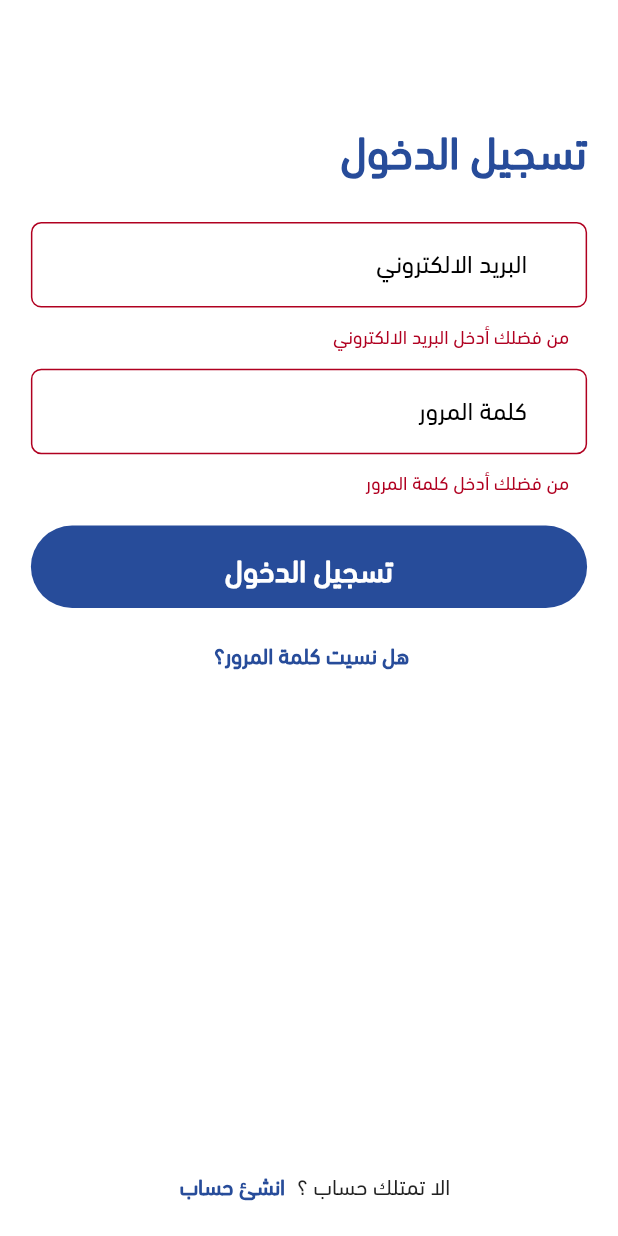
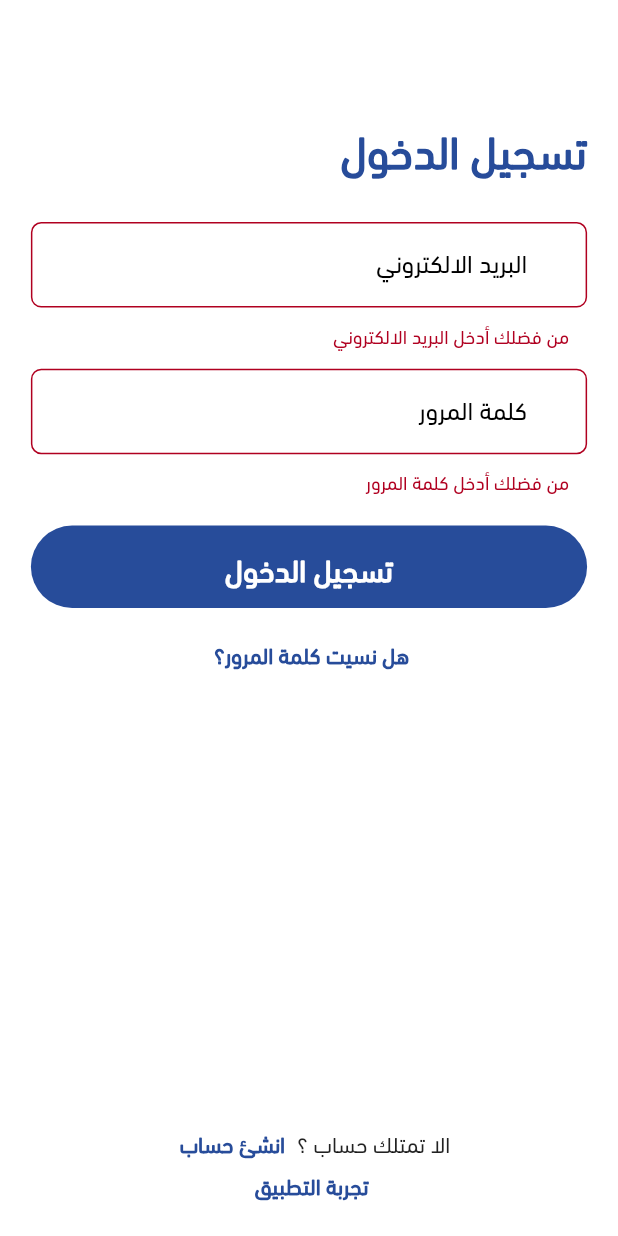
Before and after one commit to tatweer-programming/BeWell, a Flutter app: the screen it shows after launch, after a tap on "تسجيل الدخول", on a phone screen of 412 x 824 dp. Run offline on Flutter 3.47's test engine with Material 3 defaults, Android fonts, the phone set to English and light mode, and no system bars; our stand-ins replace animated_splash_screen, awesome_notifications, cloud_firestore, dartz, equatable, firebase_auth and 10 more; accounts and stored records are empty.

Commit message:
updated(packages)

```diff
--- a/lib/core/local/local_notifications.dart
+++ b/lib/core/local/local_notifications.dart
@@ -1,6 +1,5 @@
 import 'package:BeWell/core/local/shared_prefrences.dart';
 import 'package:awesome_notifications/awesome_notifications.dart';
-import 'package:flutter/material.dart';
 // import 'package:permission_handler/permission_handler.dart';
 import '../utils/color_manager.dart';
 
@@ -14,11 +13,25 @@ class LocalNotification {
           channelKey: 'alerts',
           channelName: 'Alerts',
           channelDescription: 'Notification tests as alerts',
+          playSound: true,
+          onlyAlertOnce: true,
+          groupAlertBehavior: GroupAlertBehavior.Children,
+          importance: NotificationImportance.High,
+          defaultPrivacy: NotificationPrivacy.Private,
+          defaultColor: ColorManager.primary,
+          ledColor: ColorManager.primary,
         ),
         NotificationChannel(
           channelKey: 'water-reminder',
           channelName: 'water-reminder',
-          channelDescription: 'Notification tests as alerts',
+          channelDescription: 'Notification tests as water reminders',
+          playSound: true,
+          onlyAlertOnce: true,
+          groupAlertBehavior: GroupAlertBehavior.Children,
+          importance: NotificationImportance.High,
+          defaultPrivacy: NotificationPrivacy.Private,
+          defaultColor: ColorManager.primary,
+          ledColor: ColorManager.primary,
         ),
       ],
       debug: true,
@@ -26,8 +39,12 @@ class LocalNotification {
   }
 
   Future<void> startListeningNotificationEvents() async {
-    AwesomeNotifications().actionStream.listen((event) async {
-      if (event.payload!["drank"] == "true") {
+    AwesomeNotifications().setListeners(onActionReceivedMethod: onActionReceivedMethod);
+  }
+
+  @pragma('vm:entry-point')
+  Future<void> onActionReceivedMethod(ReceivedAction receivedAction) async {
+    if (receivedAction.payload?["drank"] == "true") {
       int currentValue = await CacheHelper.getData(key: 'waterCups');
       print(" currentValue  $currentValue");
       if (currentValue == 7) {
@@ -37,13 +54,10 @@ class LocalNotification {
         await CacheHelper.saveData(key: 'waterCups', value: currentValue + 1);
       }
     }
-      if (event.id == 59) {
+    if (receivedAction.id == 59) {
       await CacheHelper.saveData(key: 'waterCups', value: 0);
     }
-    });
   }
-
-  /// LAST USING NOTIFICATION
 
   Future<void> scheduleNewNotification() async {
     await cancelNotifications();
@@ -68,7 +82,6 @@ class LocalNotification {
     await AwesomeNotifications().cancelSchedulesByChannelKey("alerts");
   }
 
-  // Create Water Reminder
   Future<void> createWaterReminder() async {
     bool isAllowed = await AwesomeNotifications().requestPermissionToSendNotifications();
     if (isAllowed) {
@@ -114,11 +127,10 @@ class LocalNotification {
         }
       }
     } else {
-      DoNothingAction();
+      // Do nothing if permission is not granted
     }
   }
 
-  // Congratulations Notification
   Future<void> _congratsNotification() async {
     await AwesomeNotifications().createNotification(
       content: NotificationContent(
--- a/lib/modules/authenticaion/presentation_layer/screens/login.dart
+++ b/lib/modules/authenticaion/presentation_layer/screens/login.dart
@@ -1,8 +1,10 @@
 import 'package:BeWell/core/utils/color_manager.dart';
+import 'package:BeWell/core/utils/constance_manager.dart';
 import 'package:BeWell/core/utils/navigation_manager.dart';
 import 'package:BeWell/modules/authenticaion/presentation_layer/components/components.dart';
 import 'package:BeWell/modules/authenticaion/presentation_layer/screens/forget_password.dart';
 import 'package:BeWell/modules/authenticaion/presentation_layer/screens/register.dart';
+import 'package:BeWell/modules/main/presentation_layer/screens/courses_screen.dart';
 import 'package:flutter/material.dart';
 import 'package:flutter_bloc/flutter_bloc.dart';
 import 'package:sizer/sizer.dart';
@@ -118,7 +120,16 @@ class LoginScreen extends StatelessWidget {
                             child: const Text('انشئ حساب'))
                       ],
                     ),
-                  )
+                  ),
+                  Center(
+                    child: TextButton(
+                        onPressed: () {
+                          ConstantsManager.studentName = "تجربة التطبيق ";
+                          NavigationManager.push(
+                              context, const CoursesScreen());
+                        },
+                        child: const Text('تجربة التطبيق ')),
+                  ),
                 ],
               ),
             ),
```
Also changed, not shown: lib/modules/main/presentation_layer/components/components.dart (+6 -1 lines), lib/modules/main/presentation_layer/screens/courses_screen.dart (+37 -3 lines), lib/modules/main/presentation_layer/screens/section_content_screen.dart (+42 -29 lines), pubspec.yaml (+14 -14 lines), pubspec.lock, 2 other files. Lines whose indentation alone changed are shown as unchanged.
